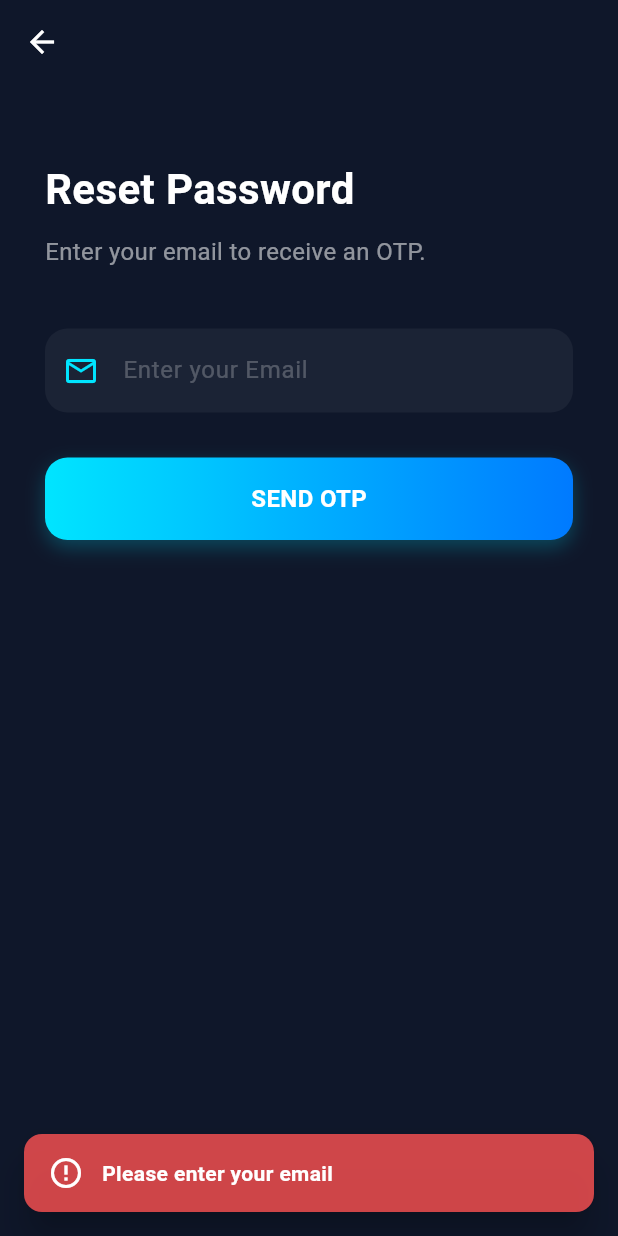
After one commit to Wajhi-5092/my_fyp, a Flutter app: the ForgotPasswordScreen screen opened directly, after a tap on "SEND OTP", on a phone screen of 412 x 824 dp. The commit adds this screen. Run offline on Flutter 3.47's test engine with Material 3 defaults, Android fonts, the phone set to English and light mode, and no system bars; our stand-ins replace avatar_glow, connectivity_plus, flutter_markdown, speech_to_text.

Commit message:
feat: Implement user authentication (signup, login, forgot/reset password) with a FastAPI backend and integrate Gemini content generation.

```diff
--- /dev/null
+++ b/lib/screens/forgot_password_screen.dart
@@ -0,0 +1,232 @@
+import 'package:flutter/material.dart';
+import 'dart:async';
+import '../services/api_service.dart';
+import '../widgets/login_signup_widget.dart';
+import '../widgets/custom_snackbar.dart';
+import 'login_screen.dart';
+
+class ForgotPasswordScreen extends StatefulWidget {
+  const ForgotPasswordScreen({super.key});
+
+  @override
+  State<ForgotPasswordScreen> createState() => _ForgotPasswordScreenState();
+}
+
+class _ForgotPasswordScreenState extends State<ForgotPasswordScreen> {
+  final _emailController = TextEditingController();
+  final _otpController = TextEditingController();
+  final _newPasswordController = TextEditingController();
+
+  int _step = 1; // 1: Email Input, 2: OTP & New Password
+  bool _isLoading = false;
+
+  Timer? _timer;
+  int _start = 30;
+  bool _canResend = false;
+
+  @override
+  void dispose() {
+    _emailController.dispose();
+    _otpController.dispose();
+    _newPasswordController.dispose();
+    _timer?.cancel();
+    super.dispose();
+  }
+
+  void startTimer() {
+    _start = 30;
+    _canResend = false;
+    _timer?.cancel();
+    _timer = Timer.periodic(const Duration(seconds: 1), (timer) {
+      if (_start == 0) {
+        setState(() {
+          _canResend = true;
+          timer.cancel();
+        });
+      } else {
+        setState(() {
+          _start--;
+        });
+      }
+    });
+  }
+
+  Future<void> _resendOtp() async {
+    setState(() => _isLoading = true);
+    try {
+      final res = await ApiService.forgotPassword(_emailController.text);
+      if (res["success"] == true) {
+        if (mounted) {
+          CustomSnackBar.show(context, "OTP resent successfully!");
+          startTimer();
+        }
+      } else {
+        if (mounted) {
+          CustomSnackBar.show(context, res["error"], isError: true);
+        }
+      }
+    } catch (e) {
+      if (mounted) {
+        CustomSnackBar.show(context, "Failed to resend OTP", isError: true);
+      }
+    } finally {
+      if (mounted) setState(() => _isLoading = false);
+    }
+  }
+
+  // Step 1: Send OTP
+  Future<void> _sendOtp() async {
+    if (_emailController.text.isEmpty) {
+      CustomSnackBar.show(context, "Please enter your email", isError: true);
+      return;
+    }
+
+    setState(() => _isLoading = true);
+
+    try {
+      final res = await ApiService.forgotPassword(_emailController.text);
+      if (res["success"] == true) {
+        if (mounted) {
+          CustomSnackBar.show(context, "OTP sent! Check your console.");
+          setState(() => _step = 2);
+          startTimer();
+        }
+      } else {
+        if (mounted) {
+          CustomSnackBar.show(context, res["error"], isError: true);
+        }
+      }
+    } catch (e) {
+      if (mounted) {
+        CustomSnackBar.show(context, "Failed to send OTP", isError: true);
+      }
+    } finally {
+      if (mounted) setState(() => _isLoading = false);
+    }
+  }
+
+  // Step 2: Reset Password
+  Future<void> _resetPassword() async {
+    if (_otpController.text.isEmpty || _newPasswordController.text.isEmpty) {
+      CustomSnackBar.show(context, "Please fill in all fields", isError: true);
+      return;
+    }
+
+    setState(() => _isLoading = true);
+
+    try {
+      final res = await ApiService.resetPassword(
+        _emailController.text,
+        _otpController.text,
+        _newPasswordController.text,
+      );
+
+      if (res["success"] == true) {
+        if (mounted) {
+          CustomSnackBar.show(context, "Password reset successfully!");
+          Navigator.pushReplacement(
+            context,
+            MaterialPageRoute(builder: (_) => const LoginScreen()),
+          );
+        }
+      } else {
+        if (mounted) {
+          CustomSnackBar.show(context, res["error"], isError: true);
+        }
+      }
+    } catch (e) {
+      if (mounted) {
+        CustomSnackBar.show(context, "Failed to reset password", isError: true);
+      }
+    } finally {
+      if (mounted) setState(() => _isLoading = false);
+    }
+  }
+
+  @override
+  Widget build(BuildContext context) {
+    return Scaffold(
+      backgroundColor: const Color(0xFF0F172A),
+      appBar: AppBar(
+        backgroundColor: Colors.transparent,
+        elevation: 0,
+        iconTheme: const IconThemeData(color: Colors.white),
+      ),
+      body: SingleChildScrollView(
+        child: Padding(
+          padding: const EdgeInsets.symmetric(horizontal: 30, vertical: 50),
+          child: Column(
+            crossAxisAlignment: CrossAxisAlignment.start,
+            children: [
+              const Text(
+                "Reset Password",
+                style: TextStyle(
+                  color: Colors.white,
+                  fontSize: 28,
+                  fontWeight: FontWeight.bold,
+                ),
+              ),
+              const SizedBox(height: 10),
+              Text(
+                _step == 1
+                    ? "Enter your email to receive an OTP."
+                    : "Enter the OTP sent to your email and your new password.",
+                style: const TextStyle(color: Colors.white54, fontSize: 16),
+              ),
+              const SizedBox(height: 40),
+
+              if (_step == 1) ...[
+                CustomTextField(
+                  controller: _emailController,
+                  hint: "Enter your Email",
+                  icon: Icons.email_outlined,
+                ),
+                const SizedBox(height: 30),
+                _isLoading
+                    ? const Center(child: CircularProgressIndicator())
+                    : GradientButton(label: "SEND OTP", onTap: _sendOtp),
+              ] else ...[
+                CustomTextField(
+                  controller: _otpController,
+                  hint: "Enter OTP (4 digits)",
+                  icon: Icons.lock_clock_outlined,
+                ),
+                const SizedBox(height: 20),
+                CustomTextField(
+                  controller: _newPasswordController,
+                  hint: "New Password",
+                  icon: Icons.lock_outline,
+                  isPassword: true,
+                ),
+                const SizedBox(height: 30),
+                _isLoading
+                    ? const Center(child: CircularProgressIndicator())
+                    : GradientButton(
+                        label: "RESET PASSWORD",
+                        onTap: _resetPassword,
+                      ),
+                const SizedBox(height: 20),
+                Center(
+                  child: TextButton(
+                    onPressed: _canResend && !_isLoading ? _resendOtp : null,
+                    child: Text(
+                      _canResend
+                          ? "Resend OTP"
+                          : "Resend OTP in $_start seconds",
+                      style: TextStyle(
+                        color: _canResend
+                            ? const Color(0xFF00E5FF)
+                            : Colors.white54,
+                        fontSize: 16,
+                      ),
+                    ),
+                  ),
+                ),
+              ],
+            ],
+          ),
+        ),
+      ),
+    );
+  }
+}
--- a/lib/services/api_service.dart
+++ b/lib/services/api_service.dart
@@ -7,8 +7,8 @@ class ApiService {
   static String get baseUrl {
     if (kIsWeb) return "http://127.0.0.1:8000";
     if (Platform.isAndroid) {
-       //return "http://10.0.2.2:8000"; // Use this for Android Emulator
-      return "http://192.168.18.65:8000"; // Use this for Physical Device
+      return "http://192.168.100.199:8000"; // Use this for Android Emulator
+      //return "http://192.168.18.65:8000"; // Use this for Physical Device
     }
     if (Platform.isIOS ||
         Platform.isMacOS ||
@@ -19,6 +19,66 @@ class ApiService {
     return "http://192.168.100.58:8000"; // Fallback / real device
   }
 
+  /// ================= SIGNUP =================
+  static Future<Map<String, dynamic>> signup(
+    String name,
+    String email,
+    String password,
+  ) async {
+    final response = await http.post(
+      Uri.parse("$baseUrl/signup"),
+      headers: {"Content-Type": "application/json"},
+      body: jsonEncode({"name": name, "email": email, "password": password}),
+    );
+
+    return _handleResponse(response);
+  }
+
+  /// ================= LOGIN =================
+  static Future<Map<String, dynamic>> login(
+    String email,
+    String password,
+  ) async {
+    final response = await http.post(
+      Uri.parse("$baseUrl/login"),
+      headers: {"Content-Type": "application/json"},
+      body: jsonEncode({"email": email, "password": password}),
+    );
+
+    return _handleResponse(response);
+  }
+
+  /// ================= FORGOT PASSWORD =================
+  static Future<Map<String, dynamic>> forgotPassword(String email) async {
+    final response = await http.post(
+      Uri.parse("$baseUrl/forgot-password"),
+      headers: {"Content-Type": "application/json"},
+      body: jsonEncode({"email": email}),
+    );
+
+    return _handleResponse(response);
+  }
+
+  /// ================= RESET PASSWORD =================
+  static Future<Map<String, dynamic>> resetPassword(
+    String email,
+    String otp,
+    String newPassword,
+  ) async {
+    final response = await http.post(
+      Uri.parse("$baseUrl/reset-password"),
+      headers: {"Content-Type": "application/json"},
+      body: jsonEncode({
+        "email": email,
+        "otp": otp,
+        "new_password": newPassword,
+      }),
+    );
+
+    return _handleResponse(response);
+  }
+
+  /// ================= GENERATE =================
   static Future<String> generate(String prompt) async {
     final response = await http.post(
       Uri.parse("$baseUrl/generate"),
@@ -28,11 +88,33 @@ class ApiService {
 
     if (response.statusCode == 200) {
       final data = jsonDecode(response.body);
-      return data["text"];
+      return data["text"] ?? "";
     } else {
-      throw Exception(
-        "Failed to generate content: ${response.statusCode} ${response.body}",
-      );
+      final error = _parseError(response);
+      throw Exception(error);
+    }
+  }
+
+  /// ================= COMMON RESPONSE HANDLER =================
+  static Map<String, dynamic> _handleResponse(http.Response response) {
+    final data = jsonDecode(response.body);
+
+    if (response.statusCode == 200) {
+      return {"success": true, "data": data};
+    } else {
+      return {
+        "success": false,
+        "error": data["detail"] ?? data["error"] ?? "Something went wrong",
+      };
+    }
+  }
+
+  static String _parseError(http.Response response) {
+    try {
+      final data = jsonDecode(response.body);
+      return data["detail"] ?? data["error"] ?? "Server Error";
+    } catch (_) {
+      return "Server Error ${response.statusCode}";
     }
   }
 }
--- /dev/null
+++ b/lib/widgets/custom_snackbar.dart
@@ -0,0 +1,46 @@
+import 'package:flutter/material.dart';
+
+// ==========================
+// Custom SnackBar
+// ==========================
+class CustomSnackBar {
+  static void show(
+    BuildContext context,
+    String message, {
+    bool isError = false,
+  }) {
+    if (!context.mounted) return;
+
+    ScaffoldMessenger.of(context).hideCurrentSnackBar();
+    ScaffoldMessenger.of(context).showSnackBar(
+      SnackBar(
+        content: Row(
+          children: [
+            Icon(
+              isError ? Icons.error_outline : Icons.check_circle_outline,
+              color: Colors.white,
+            ),
+            const SizedBox(width: 12),
+            Expanded(
+              child: Text(
+                message,
+                style: const TextStyle(
+                  color: Colors.white,
+                  fontWeight: FontWeight.bold,
+                ),
+              ),
+            ),
+          ],
+        ),
+        backgroundColor: isError
+            ? Colors.redAccent.withValues(alpha: 0.8)
+            : const Color(0xFF00E5FF).withValues(alpha: 0.8),
+        behavior: SnackBarBehavior.floating,
+        shape: RoundedRectangleBorder(borderRadius: BorderRadius.circular(12)),
+        margin: const EdgeInsets.all(16),
+        duration: const Duration(seconds: 3),
+        elevation: 10,
+      ),
+    );
+  }
+}
```
Also changed, not shown: lib/screens/login_screen.dart (+55 -9 lines), lib/screens/signup_screen.dart (+90 -12 lines), 4 other files.
